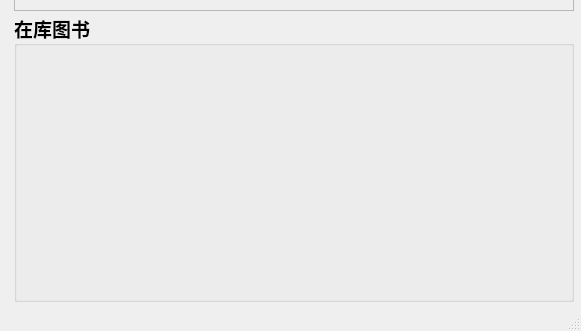
Old version of the form mainwindow.ui in the repository WillsonLee/ShareBooks; both pictures show x 0 to 581 and y 498 to 829 of the 581 by 829 pixel window.
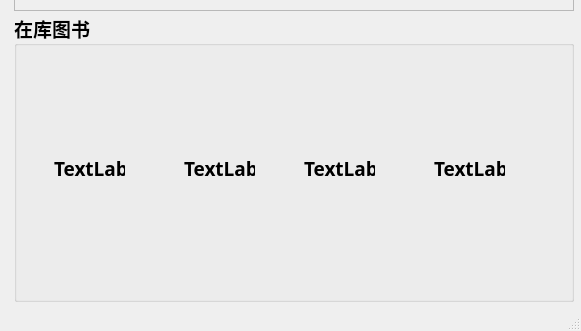
New version of the form. The open tabs and pages were chosen to show the change. Icons and pictures are not drawn. Custom widgets are drawn as their Qt base class.

Commit message: 在线图书界面显示

```diff
--- a/mainwindow.ui
+++ b/mainwindow.ui
@@ -242,6 +242,58 @@
           <property name="title">
            <string>在库图书</string>
           </property>
+          <widget class="QLabel" name="showbook1">
+           <property name="geometry">
+            <rect>
+             <x>40</x>
+             <y>50</y>
+             <width>71</width>
+             <height>211</height>
+            </rect>
+           </property>
+           <property name="text">
+            <string>TextLabel</string>
+           </property>
+          </widget>
+          <widget class="QLabel" name="showbook2">
+           <property name="geometry">
+            <rect>
+             <x>170</x>
+             <y>50</y>
+             <width>71</width>
+             <height>211</height>
+            </rect>
+           </property>
+           <property name="text">
+            <string>TextLabel</string>
+           </property>
+          </widget>
+          <widget class="QLabel" name="showbook3">
+           <property name="geometry">
+            <rect>
+             <x>290</x>
+             <y>50</y>
+             <width>71</width>
+             <height>211</height>
+            </rect>
+           </property>
+           <property name="text">
+            <string>TextLabel</string>
+           </property>
+          </widget>
+          <widget class="QLabel" name="showbook4">
+           <property name="geometry">
+            <rect>
+             <x>420</x>
+             <y>50</y>
+             <width>71</width>
+             <height>211</height>
+            </rect>
+           </property>
+           <property name="text">
+            <string>TextLabel</string>
+           </property>
+          </widget>
          </widget>
         </item>
        </layout>
```
Left out of the diff: 4 changed lines with no effect on the pictures. The commit also changes 2 other files.
